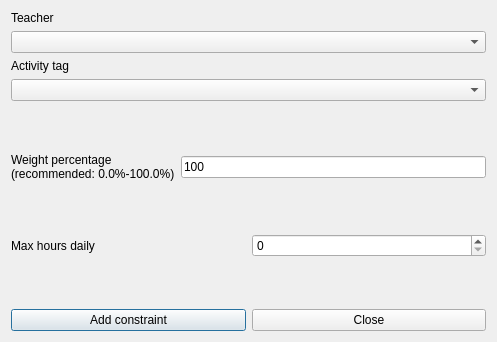
The window that fet/src/interface/addconstraintteacheractivitytagmaxhoursdailyrealdaysform_template.ui (vonmecheln/fet) describes before a commit, drawn with Qt 5.
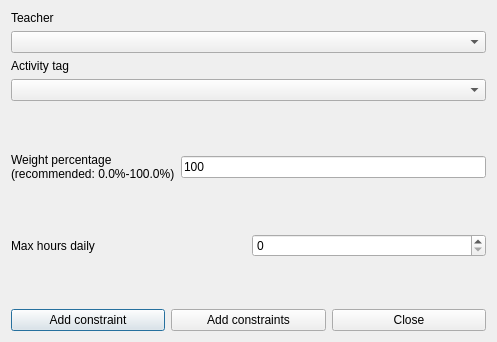
The same window after the commit.

```diff
--- a/fet/src/interface/addconstraintteacheractivitytagmaxhoursdailyrealdaysform_template.ui
+++ b/fet/src/interface/addconstraintteacheractivitytagmaxhoursdailyrealdaysform_template.ui
@@ -175,6 +175,13 @@
        </property>
       </widget>
      </item>
+     <item>
+      <widget class="QPushButton" name="addConstraintsPushButton">
+       <property name="text">
+        <string>Add constraints</string>
+       </property>
+      </widget>
+     </item>
      <item>
       <widget class="QPushButton" name="closePushButton">
        <property name="text">
```
